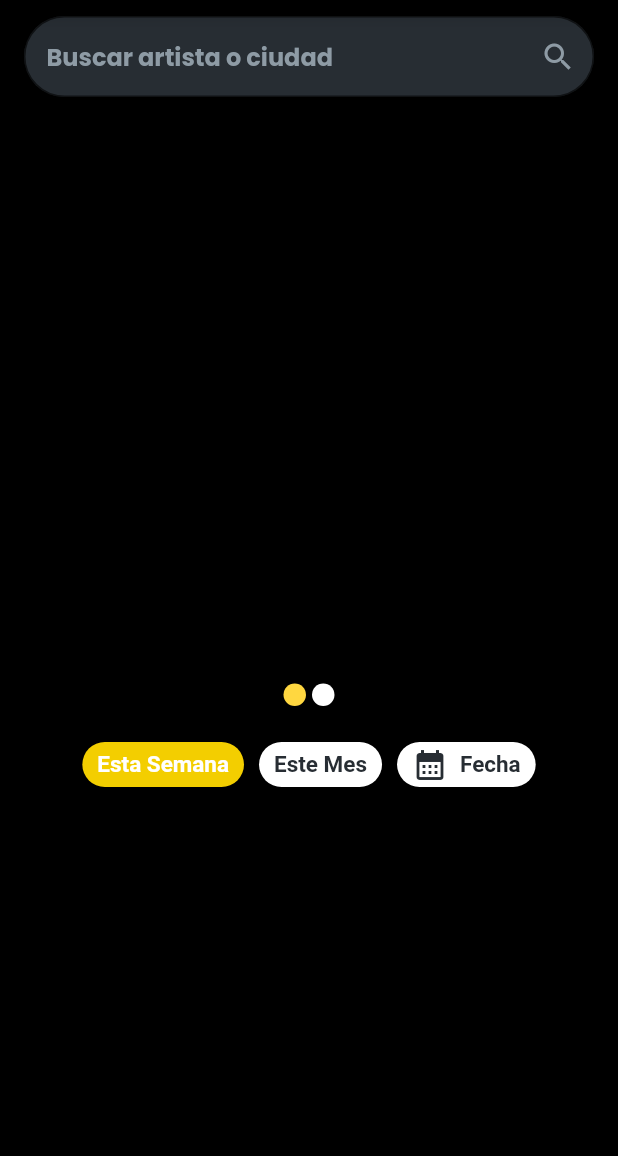
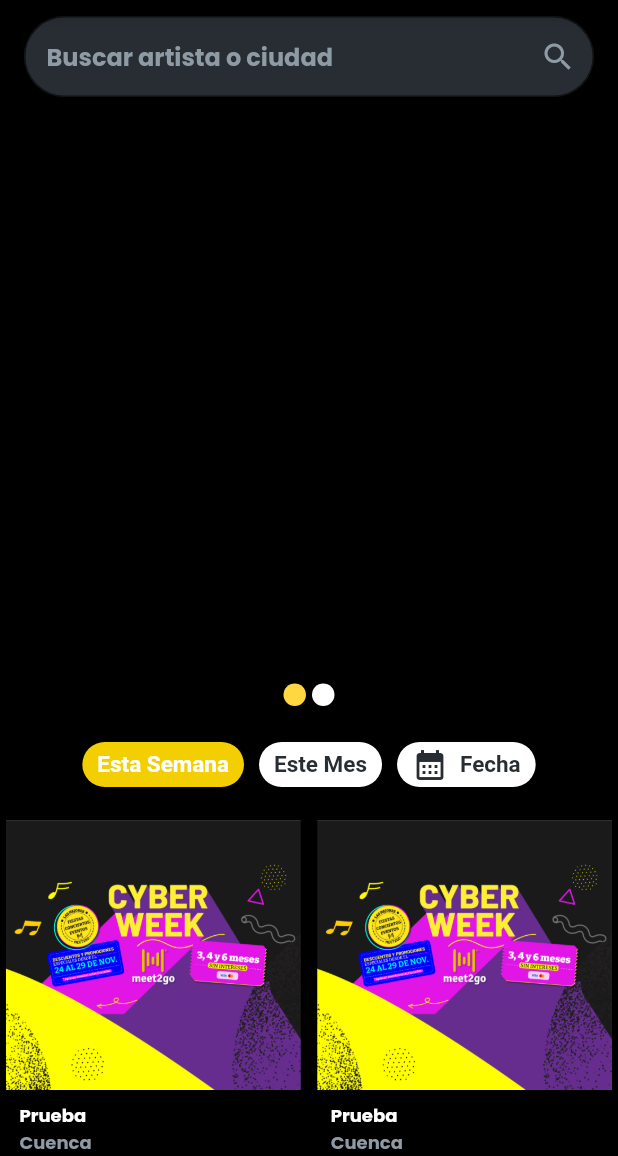
Before and after one commit to EduardoAyora/flutter-meet, a Flutter app: the screen it shows after launch, swiped to page 2, on a phone screen of 412 x 824 dp, the part 80-1236 px from its top. Run offline on Flutter 3.47's test engine with Material 2 defaults, Android fonts, the phone set to English and light mode, and no system bars; drawn by our look-alikes of banner_carousel; our stand-ins replace font_awesome_flutter; network calls fail.

Commit message:
Finalizar cards

```diff
--- a/lib/main.dart
+++ b/lib/main.dart
@@ -1,5 +1,6 @@
 import 'package:flutter/material.dart';
 import 'package:flutter_meet2go/widgets/home/appbar.dart';
+import 'package:flutter_meet2go/widgets/home/card.dart';
 import 'package:flutter_meet2go/widgets/home/carousel.dart';
 import 'package:flutter_meet2go/widgets/home/searchbar.dart';
 import 'package:flutter_meet2go/widgets/home/selectable_buttons_group.dart';
@@ -55,6 +56,7 @@ class _MyHomePageState extends State<MyHomePage> {
       ),
       body: Container(
         color: Theme.of(context).colorScheme.primary,
+        child: SingleChildScrollView(
           child: Column(
             children: <Widget>[
               const SearchBar(),
@@ -65,8 +67,20 @@ class _MyHomePageState extends State<MyHomePage> {
                   'https://www.meet2go.com/_nuxt/img/dd357eb.png'
                 ],
               ),
-            const SelectableButtonsGroup()
+              const SelectableButtonsGroup(),
+              GridView.count(
+                childAspectRatio: 0.65,
+                physics: const NeverScrollableScrollPhysics(),
+                shrinkWrap: true,
+                crossAxisCount: 2,
+                mainAxisSpacing: 0,
+                crossAxisSpacing: 3,
+                children: List.generate(20, (index) {
+                  return MyCard();
+                }),
+              ),
             ],
+          ),
         ),
       ),
     );
--- /dev/null
+++ b/lib/widgets/home/card.dart
@@ -0,0 +1,58 @@
+import 'package:flutter/material.dart';
+
+class MyCard extends StatelessWidget {
+  const MyCard({super.key});
+
+  @override
+  Widget build(BuildContext context) {
+    return Card(
+      clipBehavior: Clip.antiAlias,
+      shape: RoundedRectangleBorder(borderRadius: BorderRadius.zero),
+      color: Colors.transparent,
+      child: Column(
+        children: [
+          Container(
+            height: 180,
+            decoration: BoxDecoration(
+              image: DecorationImage(
+                image: AssetImage("assets/banner-meet.jpg"),
+                fit: BoxFit.cover,
+              ),
+            ),
+          ),
+          SizedBox(
+            width: double.infinity,
+            child: Padding(
+              padding: const EdgeInsets.fromLTRB(09, 8, 0, 0),
+              child: DefaultTextStyle.merge(
+                style: TextStyle(
+                  color: Theme.of(context).colorScheme.onPrimary,
+                  fontSize: 12,
+                  fontWeight: FontWeight.bold,
+                ),
+                child: Column(
+                  crossAxisAlignment: CrossAxisAlignment.start,
+                  children: [
+                    Text('Prueba'),
+                    Text(
+                      'Cuenca',
+                      style: TextStyle(
+                        color: Theme.of(context).colorScheme.onTertiary,
+                      ),
+                    ),
+                    Text(
+                      'May 31, 2022 - 09:54',
+                      style: TextStyle(
+                        color: Theme.of(context).colorScheme.onTertiary,
+                      ),
+                    ),
+                  ],
+                ),
+              ),
+            ),
+          ),
+        ],
+      ),
+    );
+  }
+}
```
Lines whose indentation alone changed are shown as unchanged.
